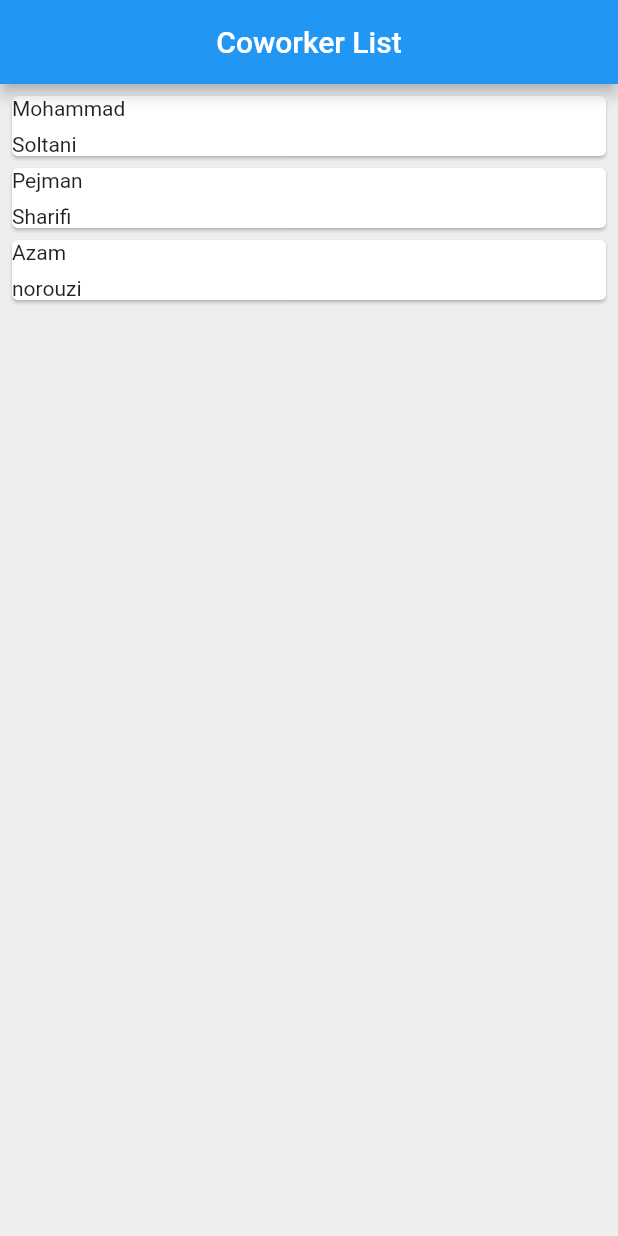
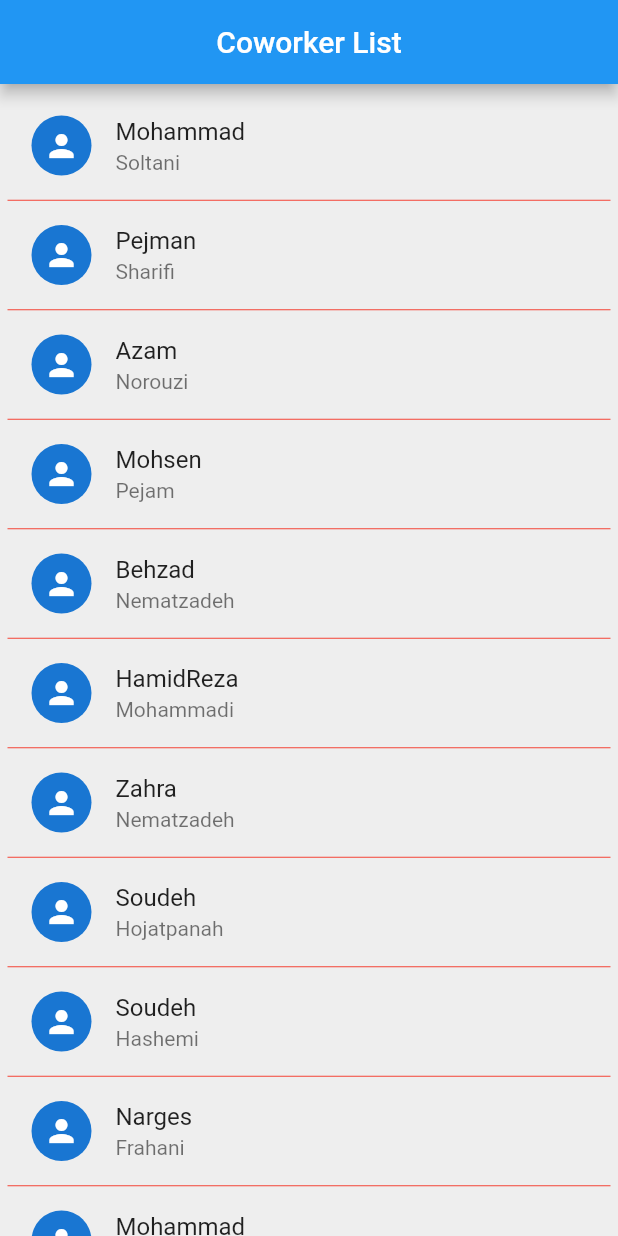
Before and after one commit to behzad-nematzadeh/FlutterLearning, a Flutter app: the screen it shows after launch, on a phone screen of 412 x 824 dp. Run offline on Flutter 3.47's test engine with Material 2 defaults, Android fonts, the phone set to English and light mode, and no system bars.

Commit message:
ListView

```diff
--- a/lib/main.dart
+++ b/lib/main.dart
@@ -19,19 +19,34 @@ class _CoworkerListState extends State<CoworkerList> {
   List<Coworker> coworkers = [
     Coworker('Mohammad', 'Soltani'),
     Coworker('Pejman', 'Sharifi'),
-    Coworker('Azam', 'norouzi'),
+    Coworker('Azam', 'Norouzi'),
+    Coworker('Mohsen', 'Pejam'),
+    Coworker('Behzad', 'Nematzadeh'),
+    Coworker('HamidReza', 'Mohammadi'),
+    Coworker('Zahra', 'Nematzadeh'),
+    Coworker('Soudeh', 'Hojatpanah'),
+    Coworker('Soudeh', 'Hashemi'),
+    Coworker('Narges', 'Frahani'),
+    Coworker('Mohammad', 'Babaei'),
+    Coworker('Saeed', 'Dehghani'),
   ];
 
   Widget coworkerTemplate(coworker) {
     return Card(
       margin: const EdgeInsets.fromLTRB(8.0, 8.0, 8.0, 0),
+      child: Padding(
+        padding: const EdgeInsets.all(16.0),
         child: Column(
           crossAxisAlignment: CrossAxisAlignment.stretch,
           children: [
-          Text(coworker.name),
+            Text(
+              coworker.name,
+              style: const TextStyle(fontWeight: FontWeight.bold),
+            ),
             const SizedBox(height: 8),
             Text(coworker.family),
           ],
+        ),
       ),
     );
   }
@@ -44,10 +59,45 @@ class _CoworkerListState extends State<CoworkerList> {
           title: const Text('Coworker List'),
           centerTitle: true,
         ),
-      body: Column(
-        children:
-            coworkers.map((coworker) => coworkerTemplate(coworker)).toList(),
+        /*body: Column(
+        children: [
+          Container(
+            color: Colors.red,
+            height: 200,
           ),
+          Expanded(
+            child: ListView.builder(
+              itemCount: coworkers.length,
+              itemBuilder: (ctx, index) => coworkerTemplate(coworkers[index]),
+            ),
+          ),
+        ],
+      ),*/
+
+        /*body: ListView(
+        scrollDirection: Axis.horizontal,
+        itemExtent: 150,
+        children : coworkers.map((coworker) => coworkerTemplate(coworker)).toList(),
+      ),*/
+
+        body: ListView.separated(
+          itemBuilder: (ctx, index) {
+            return ListTile(
+              leading: const CircleAvatar(
+                child: Icon(Icons.person),
+              ),
+              title: Text(coworkers[index].name),
+              subtitle: Text(coworkers[index].family),
             );
+          },
+          separatorBuilder: (ctx, index) => const Divider(
+            height: 1,
+            color: Colors.red,
+          ),
+          itemCount: coworkers.length,
+          shrinkWrap: true,
+          padding: const EdgeInsets.all(5),
+          scrollDirection: Axis.vertical,
+        ));
   }
 }
```
Lines whose indentation alone changed are shown as unchanged.
